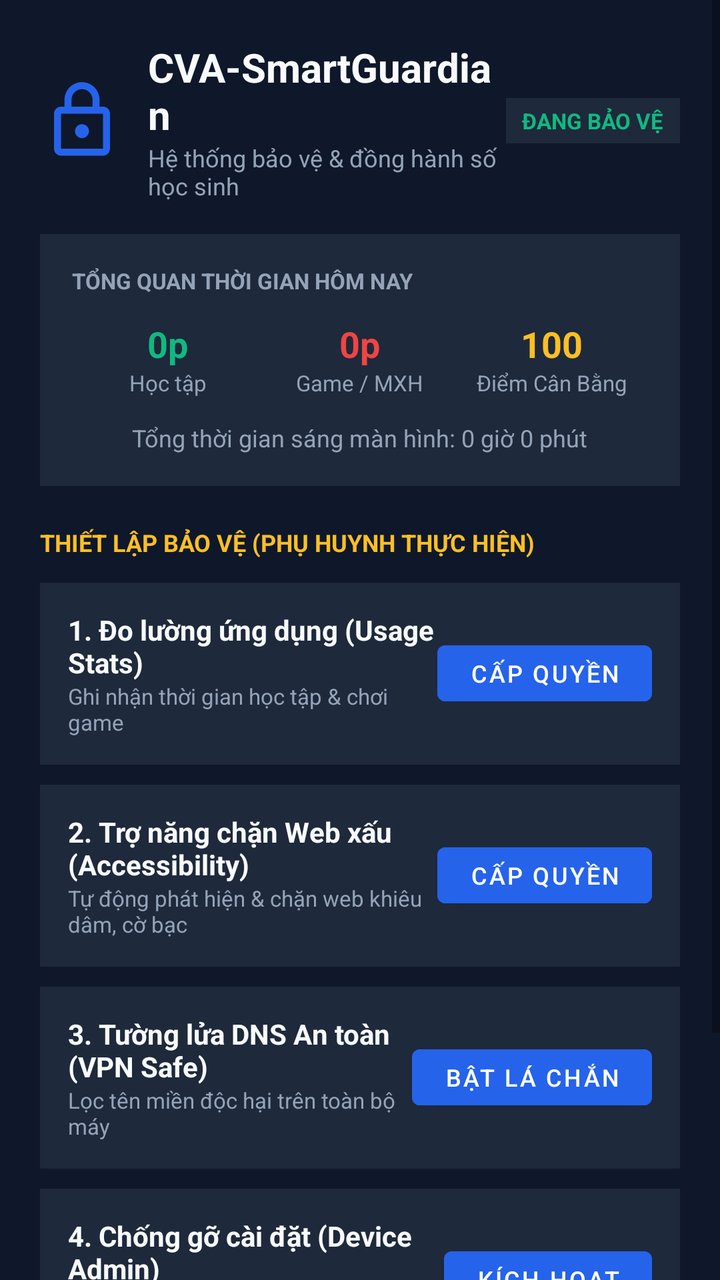
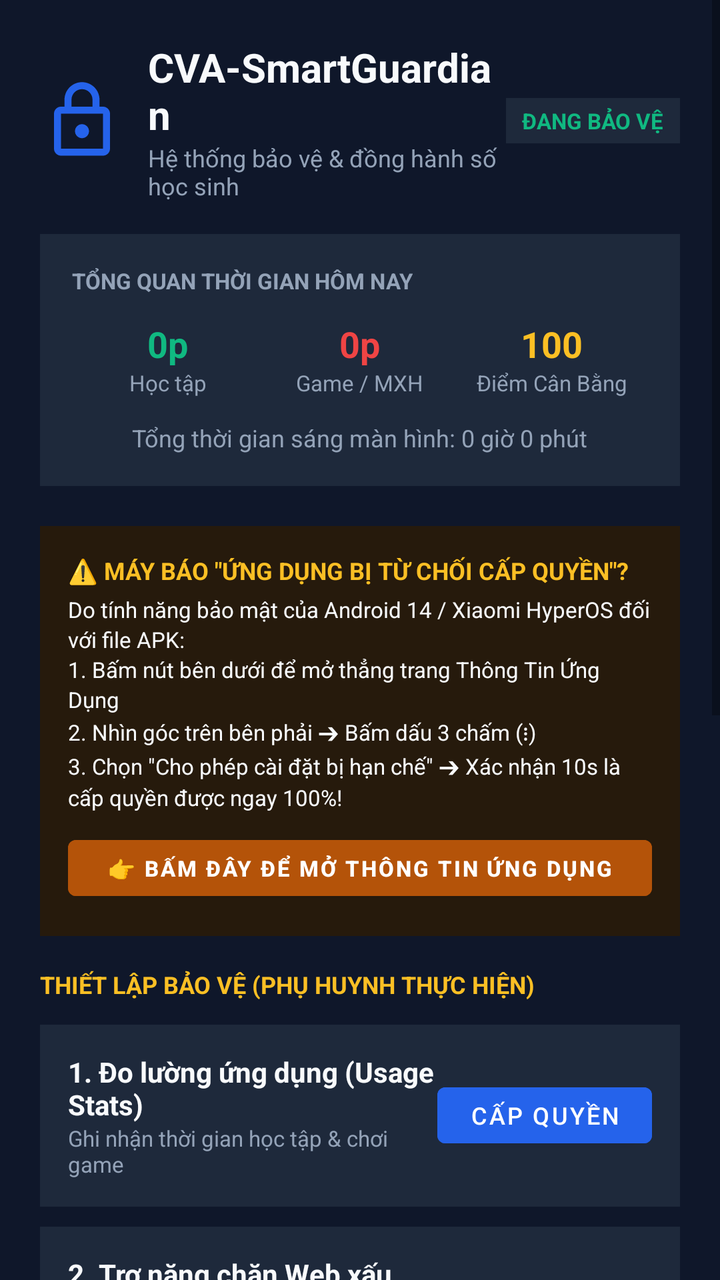

An Android layout rendered at two revisions. The XML below is the earlier revision; the diff shows what the commit changed to produce the second picture.
<!-- AndroidManifest.xml: application theme Theme.Material3.DayNight.NoActionBar -->
<!-- res/layout/activity_main.xml -->
<?xml version="1.0" encoding="utf-8"?>
<ScrollView xmlns:android="http://schemas.android.com/apk/res/android"
    android:layout_width="match_parent"
    android:layout_height="match_parent"
    android:background="@color/background"
    android:fillViewport="true">

    <LinearLayout
        android:layout_width="match_parent"
        android:layout_height="wrap_content"
        android:orientation="vertical"
        android:padding="20dp">

        
        <LinearLayout
            android:layout_width="match_parent"
            android:layout_height="wrap_content"
            android:orientation="horizontal"
            android:gravity="center_vertical"
            android:layout_marginBottom="16dp">

            <ImageView
                android:layout_width="42dp"
                android:layout_height="42dp"
                android:src="@drawable/ic_lock"
                android:tint="@color/primary"
                android:contentDescription="Logo"
                android:layout_marginEnd="12dp" />

            <LinearLayout
                android:layout_width="0dp"
                android:layout_height="wrap_content"
                android:layout_weight="1"
                android:orientation="vertical">

                <TextView
                    android:layout_width="wrap_content"
                    android:layout_height="wrap_content"
                    android:text="CVA-SmartGuardian"
                    android:textColor="@color/text_main"
                    android:textSize="20sp"
                    android:textStyle="bold" />

                <TextView
                    android:layout_width="wrap_content"
                    android:layout_height="wrap_content"
                    android:text="Hệ thống bảo vệ &amp; đồng hành số học sinh"
                    android:textColor="@color/text_muted"
                    android:textSize="12sp" />
            </LinearLayout>

            <TextView
                android:id="@+id/tvLiveStatusBadge"
                android:layout_width="wrap_content"
                android:layout_height="wrap_content"
                android:text="ĐANG BẢO VỆ"
                android:textColor="@color/success"
                android:textSize="11sp"
                android:textStyle="bold"
                android:background="@color/surface"
                android:paddingLeft="8dp"
                android:paddingRight="8dp"
                android:paddingTop="4dp"
                android:paddingBottom="4dp" />
        </LinearLayout>

        
        <LinearLayout
            android:layout_width="match_parent"
            android:layout_height="wrap_content"
            android:orientation="vertical"
            android:background="@color/surface"
            android:padding="16dp"
            android:layout_marginBottom="20dp">

            <TextView
                android:layout_width="wrap_content"
                android:layout_height="wrap_content"
                android:text="TỔNG QUAN THỜI GIAN HÔM NAY"
                android:textColor="@color/text_muted"
                android:textSize="11sp"
                android:textStyle="bold"
                android:layout_marginBottom="12dp" />

            <LinearLayout
                android:layout_width="match_parent"
                android:layout_height="wrap_content"
                android:orientation="horizontal"
                android:weightSum="3"
                android:layout_marginBottom="12dp">

                <LinearLayout
                    android:layout_width="0dp"
                    android:layout_height="wrap_content"
                    android:layout_weight="1"
                    android:orientation="vertical"
                    android:gravity="center">

                    <TextView
                        android:id="@+id/tvStudyTime"
                        android:layout_width="wrap_content"
                        android:layout_height="wrap_content"
                        android:text="0p"
                        android:textColor="@color/success"
                        android:textSize="18sp"
                        android:textStyle="bold" />

                    <TextView
                        android:layout_width="wrap_content"
                        android:layout_height="wrap_content"
                        android:text="Học tập"
                        android:textColor="@color/text_muted"
                        android:textSize="11sp" />
                </LinearLayout>

                <LinearLayout
                    android:layout_width="0dp"
                    android:layout_height="wrap_content"
                    android:layout_weight="1"
                    android:orientation="vertical"
                    android:gravity="center">

                    <TextView
                        android:id="@+id/tvGameTime"
                        android:layout_width="wrap_content"
                        android:layout_height="wrap_content"
                        android:text="0p"
                        android:textColor="@color/danger"
                        android:textSize="18sp"
                        android:textStyle="bold" />

                    <TextView
                        android:layout_width="wrap_content"
                        android:layout_height="wrap_content"
                        android:text="Game / MXH"
                        android:textColor="@color/text_muted"
                        android:textSize="11sp" />
                </LinearLayout>

                <LinearLayout
                    android:layout_width="0dp"
                    android:layout_height="wrap_content"
                    android:layout_weight="1"
                    android:orientation="vertical"
                    android:gravity="center">

                    <TextView
                        android:id="@+id/tvBalanceScore"
                        android:layout_width="wrap_content"
                        android:layout_height="wrap_content"
                        android:text="100"
                        android:textColor="@color/accent_gold"
                        android:textSize="18sp"
                        android:textStyle="bold" />

                    <TextView
                        android:layout_width="wrap_content"
                        android:layout_height="wrap_content"
                        android:text="Điểm Cân Bằng"
                        android:textColor="@color/text_muted"
                        android:textSize="11sp" />
                </LinearLayout>
            </LinearLayout>

            <TextView
                android:id="@+id/tvTotalScreenTime"
                android:layout_width="wrap_content"
                android:layout_height="wrap_content"
                android:text="Tổng thời gian sáng màn hình: 0 giờ 0 phút"
                android:textColor="@color/text_muted"
                android:textSize="12sp"
                android:layout_gravity="center_horizontal" />
        </LinearLayout>

        
        <TextView
            android:layout_width="wrap_content"
            android:layout_height="wrap_content"
            android:text="THIẾT LẬP BẢO VỆ (PHỤ HUYNH THỰC HIỆN)"
            android:textColor="@color/accent_gold"
            android:textSize="12sp"
            android:textStyle="bold"
            android:layout_marginBottom="12dp" />

        
        <LinearLayout
            android:layout_width="match_parent"
            android:layout_height="wrap_content"
            android:orientation="horizontal"
            android:gravity="center_vertical"
            android:background="@color/surface"
            android:padding="14dp"
            android:layout_marginBottom="10dp">

            <LinearLayout
                android:layout_width="0dp"
                android:layout_height="wrap_content"
                android:layout_weight="1"
                android:orientation="vertical">

                <TextView
                    android:layout_width="wrap_content"
                    android:layout_height="wrap_content"
                    android:text="1. Đo lường ứng dụng (Usage Stats)"
                    android:textColor="@color/text_main"
                    android:textSize="14sp"
                    android:textStyle="bold" />

                <TextView
                    android:layout_width="wrap_content"
                    android:layout_height="wrap_content"
                    android:text="Ghi nhận thời gian học tập &amp; chơi game"
                    android:textColor="@color/text_muted"
                    android:textSize="11sp" />
            </LinearLayout>

            <Button
                android:id="@+id/btnPermissionUsage"
                android:layout_width="wrap_content"
                android:layout_height="40dp"
                android:text="Cấp Quyền"
                android:textColor="@color/on_primary"
                android:backgroundTint="@color/primary"
                android:textSize="12sp" />
        </LinearLayout>

        
        <LinearLayout
            android:layout_width="match_parent"
            android:layout_height="wrap_content"
            android:orientation="horizontal"
            android:gravity="center_vertical"
            android:background="@color/surface"
            android:padding="14dp"
            android:layout_marginBottom="10dp">

            <LinearLayout
                android:layout_width="0dp"
                android:layout_height="wrap_content"
                android:layout_weight="1"
                android:orientation="vertical">

                <TextView
                    android:layout_width="wrap_content"
                    android:layout_height="wrap_content"
                    android:text="2. Trợ năng chặn Web xấu (Accessibility)"
                    android:textColor="@color/text_main"
                    android:textSize="14sp"
                    android:textStyle="bold" />

                <TextView
                    android:layout_width="wrap_content"
                    android:layout_height="wrap_content"
                    android:text="Tự động phát hiện &amp; chặn web khiêu dâm, cờ bạc"
                    android:textColor="@color/text_muted"
                    android:textSize="11sp" />
            </LinearLayout>

            <Button
                android:id="@+id/btnPermissionAccessibility"
                android:layout_width="wrap_content"
                android:layout_height="40dp"
                android:text="Cấp Quyền"
                android:textColor="@color/on_primary"
                android:backgroundTint="@color/primary"
                android:textSize="12sp" />
        </LinearLayout>

        
        <LinearLayout
            android:layout_width="match_parent"
            android:layout_height="wrap_content"
            android:orientation="horizontal"
            android:gravity="center_vertical"
            android:background="@color/surface"
            android:padding="14dp"
            android:layout_marginBottom="10dp">

            <LinearLayout
                android:layout_width="0dp"
                android:layout_height="wrap_content"
                android:layout_weight="1"
                android:orientation="vertical">

                <TextView
                    android:layout_width="wrap_content"
                    android:layout_height="wrap_content"
                    android:text="3. Tường lửa DNS An toàn (VPN Safe)"
                    android:textColor="@color/text_main"
                    android:textSize="14sp"
                    android:textStyle="bold" />

                <TextView
                    android:layout_width="wrap_content"
                    android:layout_height="wrap_content"
                    android:text="Lọc tên miền độc hại trên toàn bộ máy"
                    android:textColor="@color/text_muted"
                    android:textSize="11sp" />
            </LinearLayout>

            <Button
                android:id="@+id/btnToggleVpn"
                android:layout_width="wrap_content"
                android:layout_height="40dp"
                android:text="Bật Lá Chắn"
                android:textColor="@color/on_primary"
                android:backgroundTint="@color/primary"
                android:textSize="12sp" />
        </LinearLayout>

        
        <LinearLayout
            android:layout_width="match_parent"
            android:layout_height="wrap_content"
            android:orientation="horizontal"
            android:gravity="center_vertical"
            android:background="@color/surface"
            android:padding="14dp"
            android:layout_marginBottom="24dp">

            <LinearLayout
                android:layout_width="0dp"
                android:layout_height="wrap_content"
                android:layout_weight="1"
                android:orientation="vertical">

                <TextView
                    android:layout_width="wrap_content"
                    android:layout_height="wrap_content"
                    android:text="4. Chống gỡ cài đặt (Device Admin)"
                    android:textColor="@color/text_main"
                    android:textSize="14sp"
                    android:textStyle="bold" />

                <TextView
                    android:layout_width="wrap_content"
                    android:layout_height="wrap_content"
                    android:text="Yêu cầu mã PIN cha mẹ nếu học sinh muốn gỡ app"
                    android:textColor="@color/text_muted"
                    android:textSize="11sp" />
            </LinearLayout>

            <Button
                android:id="@+id/btnPermissionAdmin"
                android:layout_width="wrap_content"
                android:layout_height="40dp"
                android:text="Kích Hoạt"
                android:textColor="@color/on_primary"
                android:backgroundTint="@color/primary"
                android:textSize="12sp" />
        </LinearLayout>

        
        <Button
            android:id="@+id/btnOpenDashboard"
            android:layout_width="match_parent"
            android:layout_height="52dp"
            android:text="Xem Báo Cáo Phụ Huynh Trực Tiếp (Web)"
            android:textColor="@color/on_primary"
            android:backgroundTint="@color/accent_gold"
            android:textSize="14sp"
            android:textStyle="bold"
            android:layout_marginBottom="12dp" />

    </LinearLayout>
</ScrollView>
<!-- resources referenced by this layout -->
<resources>
  <color name="accent_gold">#FBBF24</color>
  <color name="background">#0F172A</color>
  <color name="danger">#EF4444</color>
  <color name="on_primary">#FFFFFF</color>
  <color name="primary">#2563EB</color>
  <color name="success">#10B981</color>
  <color name="surface">#1E293B</color>
  <color name="text_main">#F8FAFC</color>
  <color name="text_muted">#94A3B8</color>
  <!-- drawable ic_lock (drawable) -->
  ﻿<vector xmlns:android="http://schemas.android.com/apk/res/android"
      android:width="24dp"
      android:height="24dp"
      android:viewportWidth="24"
      android:viewportHeight="24">
      <path
          android:fillColor="#3B82F6"
          android:pathData="M18,8h-1V6c0,-2.76 -2.24,-5 -5,-5S7,3.24 7,6v2H6c-1.1,0 -2,0.9 -2,2v10c0,1.1 0.9,2 2,2h12c1.1,0 2,-0.9 2,-2V10c0,-1.1 -0.9,-2 -2,-2zM9,6c0,-1.66 1.34,-3 3,-3s3,1.34 3,3v2H9V6zm9,14H6V10h12v10zm-6,-3c1.1,0 2,-0.9 2,-2s-0.9,-2 -2,-2 -2,0.9 -2,2 0.9,2 2,2z" />
  </vector>
  <style name="Theme.Material3.DayNight.NoActionBar" parent="Theme.MaterialComponents.DayNight.NoActionBar">
          <item name="colorPrimary">@color/primary</item>
          <item name="colorPrimaryVariant">@color/primary_variant</item>
          <item name="colorOnPrimary">@color/on_primary</item>
          <item name="android:windowBackground">@color/background</item>
          <item name="android:statusBarColor">@color/background</item>
      </style>
  <color name="primary_variant">#1D4ED8</color>
</resources>

<!-- the commit's change to res/layout/activity_main.xml (unified diff, before → after) -->
@@ -173,6 +173,45 @@
         </LinearLayout>
 
         
+        <LinearLayout
+            android:id="@+id/cardXiaomiGuide"
+            android:layout_width="match_parent"
+            android:layout_height="wrap_content"
+            android:orientation="vertical"
+            android:background="#261A0C"
+            android:padding="14dp"
+            android:layout_marginBottom="16dp">
+
+            <TextView
+                android:layout_width="wrap_content"
+                android:layout_height="wrap_content"
+                android:text="⚠️ MÁY BÁO &quot;ỨNG DỤNG BỊ TỪ CHỐI CẤP QUYỀN&quot;?"
+                android:textColor="@color/accent_gold"
+                android:textSize="12sp"
+                android:textStyle="bold" />
+
+            <TextView
+                android:layout_width="wrap_content"
+                android:layout_height="wrap_content"
+                android:text="Do tính năng bảo mật của Android 14 / Xiaomi HyperOS đối với file APK:\n1. Bấm nút bên dưới để mở thẳng trang Thông Tin Ứng Dụng\n2. Nhìn góc trên bên phải ➔ Bấm dấu 3 chấm (⋮)\n3. Chọn &quot;Cho phép cài đặt bị hạn chế&quot; ➔ Xác nhận 10s là cấp quyền được ngay 100%!"
+                android:textColor="@color/text_main"
+                android:textSize="11sp"
+                android:layout_marginTop="4dp"
+                android:lineSpacingExtra="2dp" />
+
+            <Button
+                android:id="@+id/btnOpenAppInfo"
+                android:layout_width="match_parent"
+                android:layout_height="40dp"
+                android:text="👉 BẤM ĐÂY ĐỂ MỞ THÔNG TIN ỨNG DỤNG"
+                android:textColor="@color/on_primary"
+                android:backgroundTint="#B45309"
+                android:textSize="11sp"
+                android:textStyle="bold"
+                android:layout_marginTop="8dp" />
+        </LinearLayout>
+
+        
         <TextView
             android:layout_width="wrap_content"
             android:layout_height="wrap_content"
@@ -351,14 +390,52 @@
         </LinearLayout>
 
         
+        <LinearLayout
+            android:layout_width="match_parent"
+            android:layout_height="wrap_content"
+            android:orientation="vertical"
+            android:background="@color/surface"
+            android:padding="14dp"
+            android:layout_marginBottom="14dp">
+
+            <TextView
+                android:layout_width="wrap_content"
+                android:layout_height="wrap_content"
+                android:text="📱 ĐỊNH DANH THIẾT BỊ &amp; GHÉP ĐÔI HỌC SINH"
+                android:textColor="@color/primary"
+                android:textSize="12sp"
+                android:textStyle="bold" />
+
+            <TextView
+                android:id="@+id/tvDeviceIdentityInfo"
+                android:layout_width="wrap_content"
+                android:layout_height="wrap_content"
+                android:text="Thiết bị: Đang tải... | Mã ghép đôi: CVA-8A2"
+                android:textColor="@color/text_muted"
+                android:textSize="12sp"
+                android:layout_marginTop="4dp" />
+
+            <Button
+                android:id="@+id/btnViewInstalledApps"
+                android:layout_width="match_parent"
+                android:layout_height="44dp"
+                android:text="📊 Thống Kê Ứng Dụng Đã Cài Đặt (Phân Loại)"
+                android:textColor="@color/on_primary"
+                android:backgroundTint="@color/primary"
+                android:textSize="12sp"
+                android:textStyle="bold"
+                android:layout_marginTop="10dp" />
+        </LinearLayout>
+
+        
         <Button
             android:id="@+id/btnOpenDashboard"
             android:layout_width="match_parent"
-            android:layout_height="52dp"
-            android:text="Xem Báo Cáo Phụ Huynh Trực Tiếp (Web)"
+            android:layout_height="50dp"
+            android:text="🌐 Mở Bảng Điều Khiển Phụ Huynh (Web)"
             android:textColor="@color/on_primary"
             android:backgroundTint="@color/accent_gold"
-            android:textSize="14sp"
+            android:textSize="13sp"
             android:textStyle="bold"
             android:layout_marginBottom="12dp" />
 
